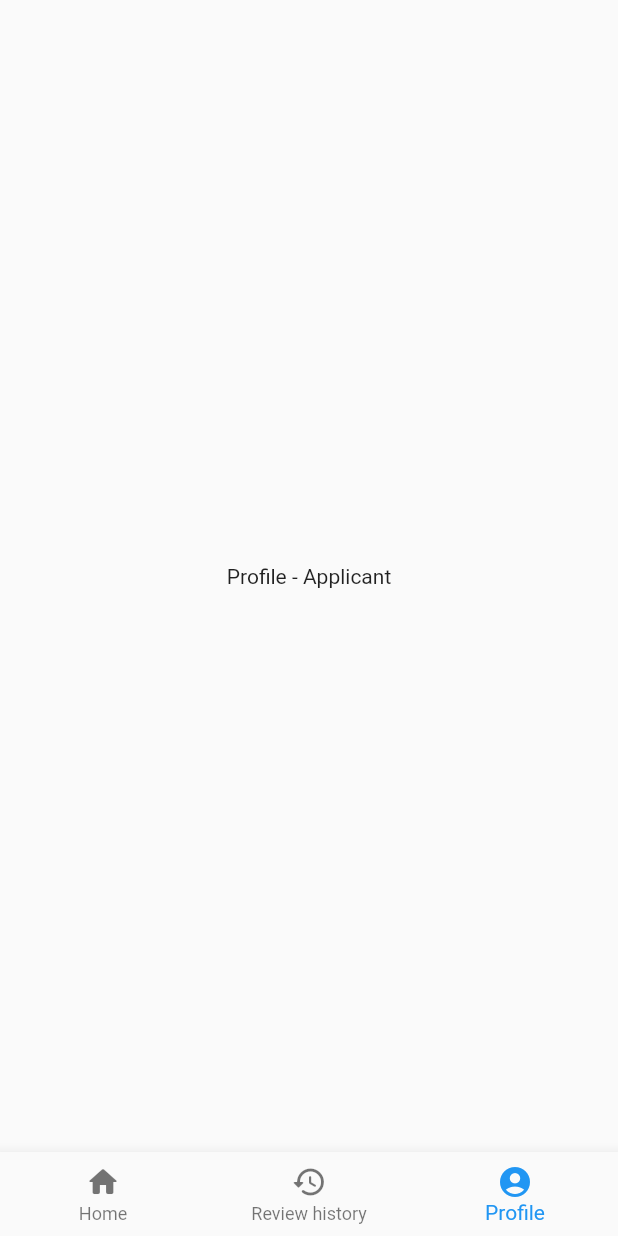
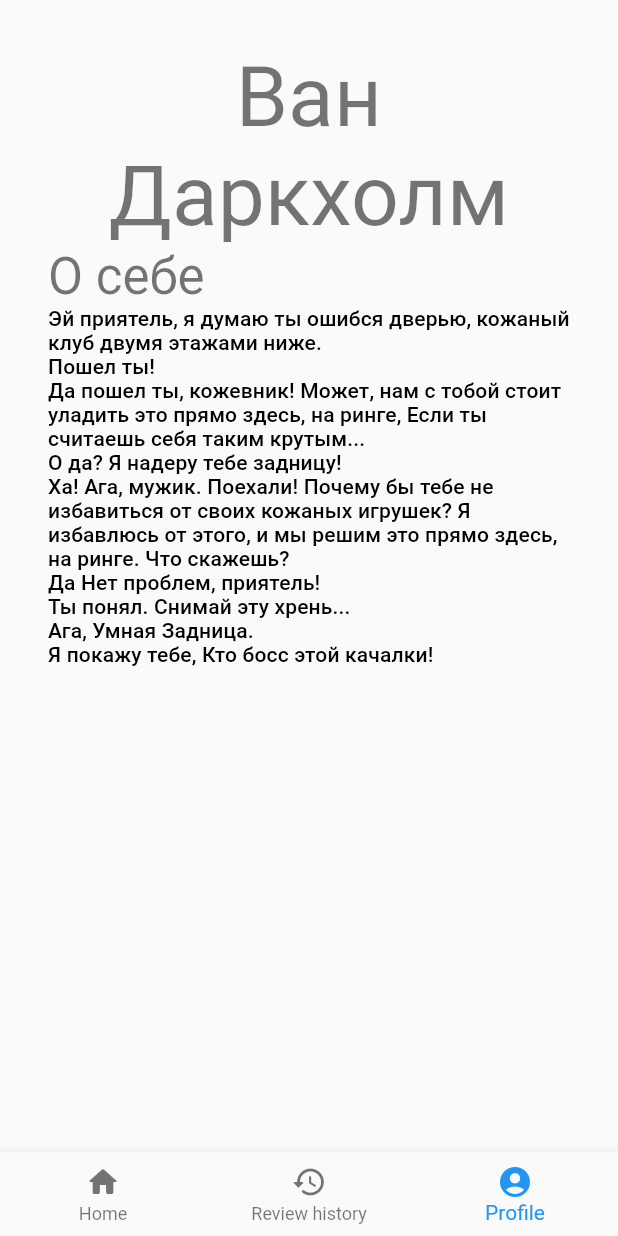
Before and after one commit to C-Viewer/CViewer, a Flutter app: the screen it shows after launch, item 3 of the bottom bar chosen, on a phone screen of 412 x 824 dp. Run offline on Flutter 3.47's test engine with Material 2 defaults, Android fonts, the light colour scheme and no system bars.

Commit message:
[Frontend] Add mock user, profile screen mockup

```diff
--- /dev/null
+++ b/cviewer_frontend/lib/data/repositories/mock_user_repository.dart
@@ -0,0 +1,27 @@
+import 'package:cviewer_frontend/domain/models/user.dart';
+import 'package:cviewer_frontend/domain/repositories/user_repository.dart';
+
+class MockUserRepository implements UserRepository {
+  @override
+  Future<User> getUser() async {
+    return mockUser;
+  }
+}
+
+// TODO: сделать приватным в будущем
+const mockUser = User(
+  id: '1',
+  firstName: 'Ван',
+  lastName: 'Даркхолм',
+  description: '''
+Эй приятель, я думаю ты ошибся дверью, кожаный клуб двумя этажами ниже.
+Пошел ты!
+Да пошел ты, кожевник! Может, нам с тобой стоит уладить это прямо здесь, на ринге, Если ты считаешь себя таким крутым...
+О да? Я надеру тебе задницу!
+Ха! Ага, мужик. Поехали! Почему бы тебе не избавиться от своих кожаных игрушек? Я избавлюсь от этого, и мы решим это прямо здесь, на ринге. Что скажешь?
+Да Нет проблем, приятель!
+Ты понял. Снимай эту хрень...
+Ага, Умная Задница.
+Я покажу тебе, Кто босс этой качалки!
+''',
+);
--- a/cviewer_frontend/lib/domain/models/resume.dart
+++ b/cviewer_frontend/lib/domain/models/resume.dart
@@ -1,3 +1,10 @@
+// TODO: доработать модель
 class Resume {
-  // TODO: model
+  const Resume({
+    required this.id,
+    required this.fileName,
+  });
+
+  final String id;
+  final String fileName;
 }
--- a/cviewer_frontend/lib/domain/models/user.dart
+++ b/cviewer_frontend/lib/domain/models/user.dart
@@ -1,3 +1,18 @@
+// TODO: доработать модель
+// avatarUrl - ?
+// tags - ?
 class User {
-  // TODO: model
+  const User({
+    required this.id,
+    required this.firstName,
+    required this.lastName,
+    this.middleName = '',
+    this.description = '',
+  });
+
+  final String id;
+  final String firstName;
+  final String lastName;
+  final String middleName;
+  final String description;
 }
--- /dev/null
+++ b/cviewer_frontend/lib/domain/repositories/user_repository.dart
@@ -0,0 +1,5 @@
+import 'package:cviewer_frontend/domain/models/user.dart';
+
+abstract class UserRepository {
+  Future<User> getUser();
+}
--- a/cviewer_frontend/lib/presentation/app.dart
+++ b/cviewer_frontend/lib/presentation/app.dart
@@ -1,6 +1,8 @@
+import 'package:cviewer_frontend/data/repositories/mock_user_repository.dart';
 import 'package:cviewer_frontend/presentation/route_paths.dart';
 import 'package:cviewer_frontend/presentation/screens/main_screen.dart';
 import 'package:cviewer_frontend/presentation/screens/resume/applicant_review_screen.dart';
+import 'package:cviewer_frontend/presentation/widgets/user/user_provider.dart';
 import 'package:flutter/material.dart';
 
 class App extends StatelessWidget {
@@ -8,7 +10,9 @@ class App extends StatelessWidget {
 
   @override
   Widget build(BuildContext context) {
-    return MaterialApp(
+    return UserProvider(
+      user: mockUser,
+      child: MaterialApp(
         title: 'CViewer',
         theme: ThemeData(
           primarySwatch: Colors.blue,
@@ -17,6 +21,7 @@ class App extends StatelessWidget {
           RoutePaths.main: (_) => const MainScreen(),
           RoutePaths.applicantReview: (_) => const ApplicantReviewScreen(),
         },
+      ),
     );
   }
 }
--- a/cviewer_frontend/lib/presentation/screens/profile/applicant_profile_screen.dart
+++ b/cviewer_frontend/lib/presentation/screens/profile/applicant_profile_screen.dart
@@ -1,3 +1,4 @@
+import 'package:cviewer_frontend/presentation/widgets/user/user_provider.dart';
 import 'package:flutter/material.dart';
 
 class ApplicantProfileScreen extends StatelessWidget {
@@ -5,12 +6,43 @@ class ApplicantProfileScreen extends StatelessWidget {
 
   @override
   Widget build(BuildContext context) {
-    return const Scaffold(
-      body: Center(
-        child: Text(
-          'Profile - Applicant',
-        ),
-      ),
+    final user = UserProvider.of(context);
+
+    return Scaffold(
+      body: user != null
+          ? Padding(
+              padding: const EdgeInsets.all(32),
+              child: Column(
+                crossAxisAlignment: CrossAxisAlignment.stretch,
+                children: [
+                  // First name
+                  Text(
+                    user.firstName,
+                    textAlign: TextAlign.center,
+                    style: Theme.of(context).textTheme.headline2,
+                  ),
+                  // Last name
+                  Text(
+                    user.lastName,
+                    textAlign: TextAlign.center,
+                    style: Theme.of(context).textTheme.headline2,
+                  ),
+                  // Label
+                  Text(
+                    'О себе',
+                    style: Theme.of(context).textTheme.headline4,
+                  ),
+                  // Description
+                  Text(
+                    user.description,
+                    style: Theme.of(context).textTheme.subtitle2,
+                  )
+                ],
+              ),
+            )
+          : const Center(
+              child: Text('Error'),
+            ),
     );
   }
 }
--- a/cviewer_frontend/lib/presentation/screens/resume/applicant_review_history_screen.dart
+++ b/cviewer_frontend/lib/presentation/screens/resume/applicant_review_history_screen.dart
@@ -9,7 +9,9 @@ class ApplicantReviewHistoryScreen extends StatelessWidget {
     return Scaffold(
       body: const ResumeList(),
       floatingActionButton: FloatingActionButton(
-        onPressed: () => {},
+        onPressed: () {
+          // TODO:
+        },
         child: const Icon(Icons.create_rounded),
       ),
     );
--- /dev/null
+++ b/cviewer_frontend/lib/presentation/widgets/user/user_provider.dart
@@ -0,0 +1,23 @@
+import 'package:cviewer_frontend/domain/models/user.dart';
+import 'package:flutter/material.dart';
+
+class UserProvider extends InheritedWidget {
+  const UserProvider({
+    super.key,
+    required super.child,
+    required this.user,
+  });
+
+  final User user;
+
+  static User? of(BuildContext context) {
+    final provider = context.dependOnInheritedWidgetOfExactType<UserProvider>();
+
+    return provider?.user;
+  }
+
+  @override
+  bool updateShouldNotify(covariant UserProvider oldWidget) {
+    return user != oldWidget.user;
+  }
+}
```
Also changed, not shown: cviewer_frontend/lib/data/repositories/mock_resume_repository.dart (added), cviewer_frontend/lib/data/repositories/real_resume_repository.dart (added), cviewer_frontend/lib/data/repositories/real_user_repository.dart (added). Lines whose indentation alone changed are shown as unchanged.
